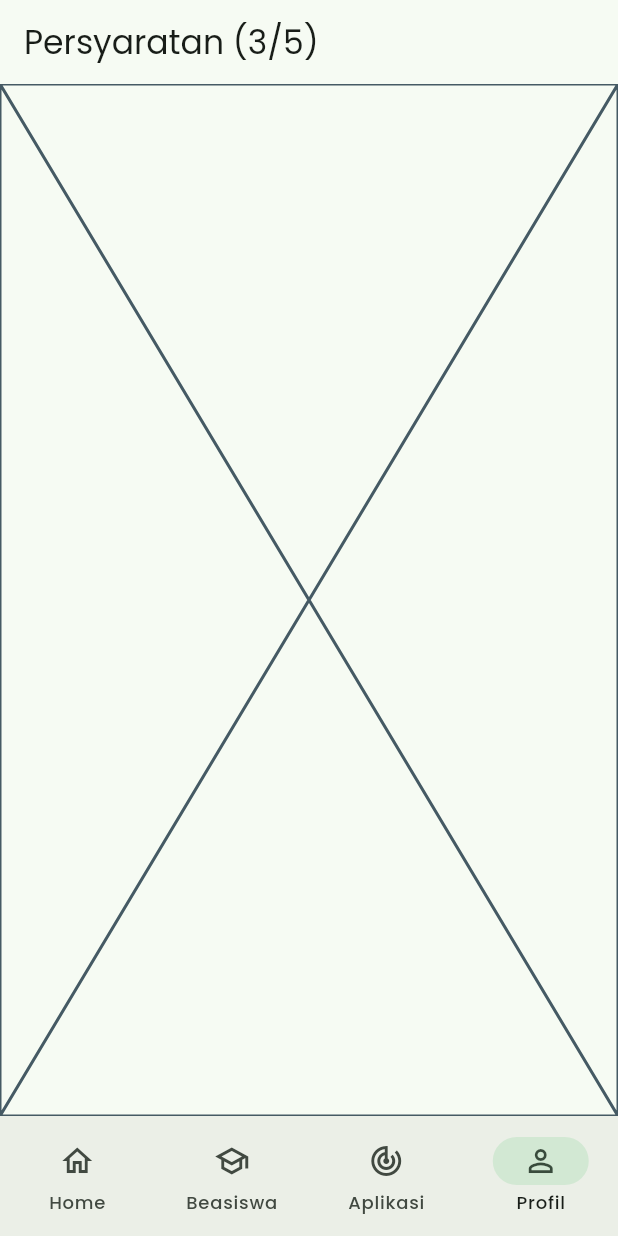
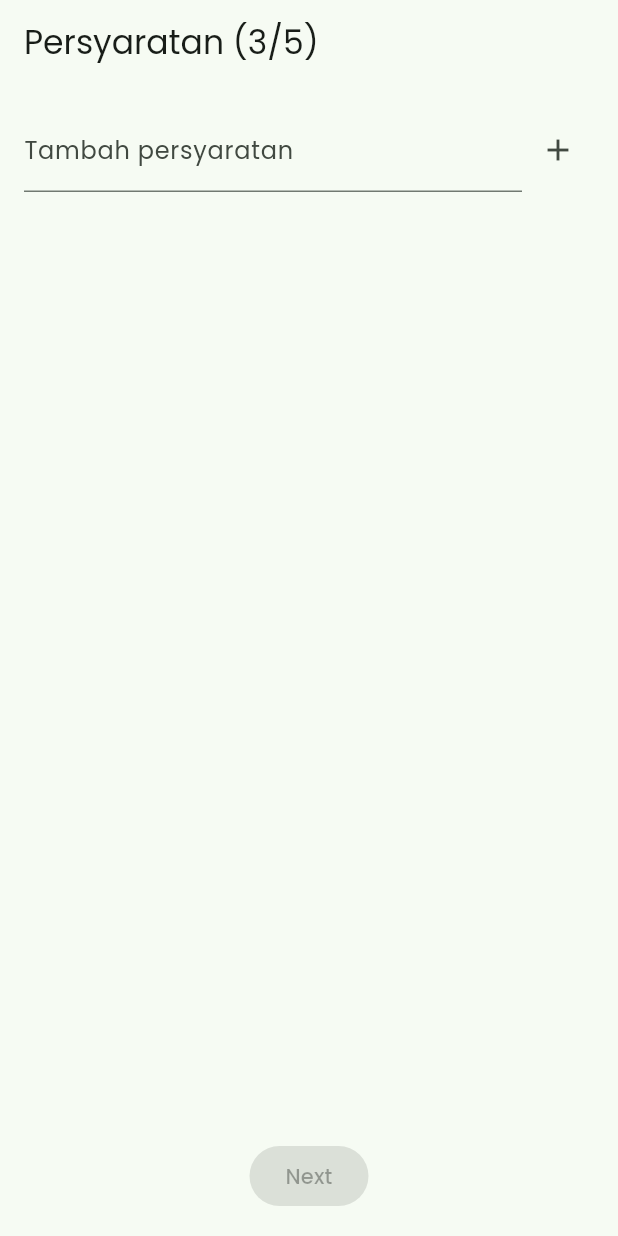
Before and after one commit to Najwanyusnianda/my_saku_beasiswa, a Flutter app: the AddEditScholarshipWizard screen opened by its route, swiped to page 3, on a phone screen of 412 x 824 dp. Run offline on Flutter 3.47's test engine with Material 3 defaults, Android fonts, the light colour scheme and no system bars; our stand-ins replace drift, flutter_riverpod, freezed_annotation, go_router, google_fonts; accounts and stored records are empty; generated files the repository leaves out were written again.

Commit message:
feat: wizard step3 (requirements) & insert to DB

```diff
--- a/lib/features/scholarship/application/add_form_model.dart
+++ b/lib/features/scholarship/application/add_form_model.dart
@@ -3,4 +3,5 @@ class AddScholarshipForm {
   String name = '';
   String provider = '';
   DateTime? deadline;
+  List<String> requirements = [];
 }
--- a/lib/features/scholarship/presentation/wizard/add_edit_scholarship_wizard.dart
+++ b/lib/features/scholarship/presentation/wizard/add_edit_scholarship_wizard.dart
@@ -8,9 +8,11 @@ import '../../../../core/providers.dart';
 import '../../../../data/local/app_database.dart';
 
 
+
 //import step form
 import 'step_template_select.dart';
 import 'step_info_basic.dart';
+import 'step_requirements.dart';
 class AddEditScholarshipWizard extends ConsumerStatefulWidget {
   const AddEditScholarshipWizard({super.key});
 
@@ -33,12 +35,23 @@ class _AddEditScholarshipWizardState
     final form = ref.read(addScholarshipFormProvider);
     final dao  = ref.read(scholarshipDaoProvider);
 
+    // insert scholarship
     await dao.insertScholarship(ScholarshipsCompanion.insert(
       name: form.name,
       provider: form.provider,
       deadline: form.deadline!,
       templateId: Value(form.templateId),
     ));
+
+    // insert requirements
+      // 2. insert requirements
+    final reqRows = form.requirements
+        .map((txt) => RequirementsCompanion.insert(
+              stageId: const Value.absent(), // global
+              title: txt,
+            ))
+        .toList();
+    await dao.insertRequirements(reqRows);
     if (mounted) Navigator.pop(context); // kembali Dashboard
   }
 
@@ -53,7 +66,7 @@ class _AddEditScholarshipWizardState
 
   @override
   Widget build(BuildContext context) {
-    final titles = ['Pilih Template', 'Info Dasar', 'Persyaratan', 'Tahapan', 'Simpan'];
+    final titles = ['Pilih Template','Info Dasar', 'Persyaratan','Tahapan','Simpan'];
     return Scaffold(
       appBar: AppBar(title: Text('${titles[_page]} (${_page + 1}/5)')),
       body: PageView(
@@ -62,7 +75,7 @@ class _AddEditScholarshipWizardState
         children: [
           StepTemplateSelect(onNext: _next),
           StepInfoBasic(onNext: _save), // untuk v1, selesai di sini
-          const Placeholder(),          // Step 3–5 nanti
+          StepRequirements(onNext: _save),     // Step 3–5 nanti
           const Placeholder(),
           const Placeholder(),
         ],
--- /dev/null
+++ b/lib/features/scholarship/presentation/wizard/step_requirements.dart
@@ -0,0 +1,71 @@
+import 'package:flutter/material.dart';
+import 'package:flutter_riverpod/flutter_riverpod.dart';
+import 'package:my_saku_beasiswa/features/scholarship/application/add_form_provider.dart';
+
+class StepRequirements extends ConsumerWidget {
+  const StepRequirements({super.key, required this.onNext});
+  final VoidCallback onNext;
+
+  @override
+  Widget build(BuildContext context, WidgetRef ref) {
+    final form = ref.watch(addScholarshipFormProvider);
+    final notifier = ref.read(addScholarshipFormProvider.notifier);
+    final inputCtrl = TextEditingController();
+
+    return Padding(
+      padding: const EdgeInsets.all(16),
+      child: Column(
+        children: [
+          Row(
+            children: [
+              Expanded(
+                child: TextField(
+                  controller: inputCtrl,
+                  decoration: const InputDecoration(
+                    labelText: 'Tambah persyaratan',
+                  ),
+                  onSubmitted: (v) {
+                    notifier.addRequirement(v);
+                    inputCtrl.clear();
+                  },
+                ),
+              ),
+              IconButton(
+                icon: const Icon(Icons.add),
+                onPressed: () {
+                  notifier.addRequirement(inputCtrl.text);
+                  inputCtrl.clear();
+                },
+              ),
+            ],
+          ),
+          const SizedBox(height: 24),
+          Expanded(
+            child: ReorderableListView.builder(
+              itemCount: form.requirements.length,
+              onReorder: (oldIdx, newIdx) {
+                final list = [...form.requirements];
+                if (newIdx > oldIdx) newIdx--;
+                final item = list.removeAt(oldIdx);
+                list.insert(newIdx, item);
+                notifier.state = notifier.state..requirements = list;
+              },
+              itemBuilder: (c, i) => ListTile(
+                key: ValueKey('req_$i'),
+                title: Text(form.requirements[i]),
+                trailing: IconButton(
+                  icon: const Icon(Icons.close),
+                  onPressed: () => notifier.removeRequirementAt(i),
+                ),
+              ),
+            ),
+          ),
+          ElevatedButton(
+            onPressed: form.requirements.isNotEmpty ? onNext : null,
+            child: const Text('Next'),
+          ),
+        ],
+      ),
+    );
+  }
+}
--- a/lib/router/app_router.dart
+++ b/lib/router/app_router.dart
@@ -23,6 +23,11 @@ final router = GoRouter(
   navigatorKey: rootNavigatorKey,
   initialLocation: '/dashboard',
   routes: [
+    GoRoute(// add new scholarship
+          path: '/add',
+          pageBuilder: (c, s) =>
+              MaterialPage(child: const AddEditScholarshipWizard()),
+        ),
     ShellRoute(
       builder: (context, state, child) => MainScaffold(child: child),
       routes: [
@@ -30,6 +35,7 @@ final router = GoRouter(
           path: '/dashboard',
           pageBuilder: (c, s) => NoTransitionPage(child: const DashboardScreen()),
         ),
+
         GoRoute(
           path: '/scholarships',
           pageBuilder: (c, s) => NoTransitionPage(child: const ScholarshipListScreen()),
@@ -42,11 +48,7 @@ final router = GoRouter(
           path: '/settings',
           pageBuilder: (c, s) => NoTransitionPage(child: const SettingsScreen()),
         ),
-        GoRoute(
-          path: '/add',
-          pageBuilder: (c, s) =>
-              MaterialPage(child: const AddEditScholarshipWizard()),
-        ),
+
       ],
     ),
   ],
```
Also changed, not shown: lib/data/local/app_database.dart (+8 -2 lines), lib/data/local/dao/scholarship_dao.dart (+7 -1 lines), lib/features/dashboard/presentation/dashboard_screen.dart (+4 -4 lines), lib/features/scholarship/application/add_form_provider.dart (+10 -0 lines), lib/data/local/app_database.g.dart.
